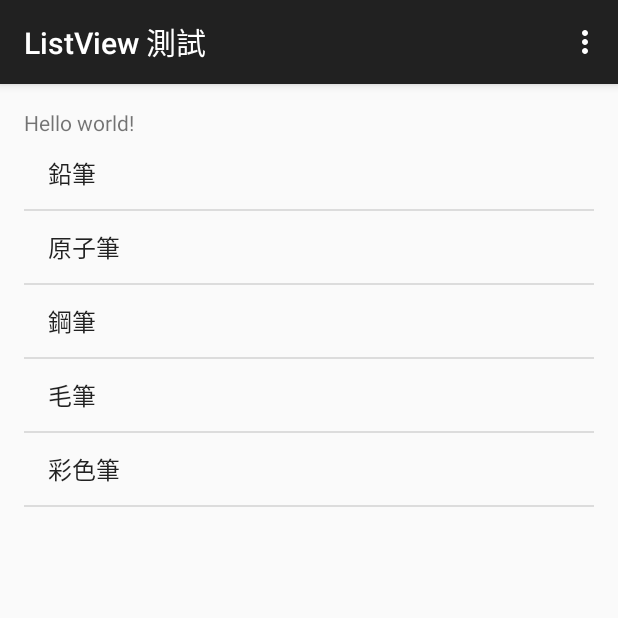
After one commit to fishingboy/Android_Test, an Android app: the ListViewActivity screen opened directly, with no data from a screen before it, on a phone screen of 412 x 824 dp, the top half of it. The commit adds this screen. Run offline under Robolectric (Android 15) with nearby library versions, the phone set to English and light mode, and no system bars; libraries missing offline, so code that uses them is left out: android.support.v7.

Commit message:
ListView 測試

```diff
--- a/app/src/main/AndroidManifest.xml
+++ b/app/src/main/AndroidManifest.xml
@@ -45,10 +45,6 @@
             android:label="@string/title_activity_image" >
         </activity>
         <activity
-            android:name=".ListActivity"
-            android:label="@string/title_activity_list" >
-        </activity>
-        <activity
             android:name=".ListViewActivity"
             android:label="@string/title_activity_list_view" >
         </activity>
--- /dev/null
+++ b/app/src/main/java/com/leo_kuo/android_test/ListViewActivity.java
@@ -0,0 +1,63 @@
+package com.leo_kuo.android_test;
+
+import android.support.v7.app.ActionBarActivity;
+import android.os.Bundle;
+import android.support.v7.internal.widget.AdapterViewCompat;
+import android.view.Menu;
+import android.view.MenuItem;
+import android.view.View;
+import android.widget.AdapterView;
+import android.widget.ArrayAdapter;
+import android.widget.ListView;
+import android.widget.Toast;
+
+
+public class ListViewActivity extends ActionBarActivity
+{
+    private ListView listView;
+    private String[] list = {"鉛筆","原子筆","鋼筆","毛筆","彩色筆"};
+    private ArrayAdapter<String> listAdapter;
+
+    @Override
+    public void onCreate(Bundle savedInstanceState)
+    {
+        super.onCreate(savedInstanceState);
+        setContentView(R.layout.activity_list_view);
+        listView = (ListView)findViewById(R.id.listView);
+        listAdapter = new ArrayAdapter(this,android.R.layout.simple_list_item_1,list);
+        listView.setAdapter(listAdapter);
+        listView.setOnItemClickListener(new AdapterView.OnItemClickListener()
+        {
+            @Override
+            public void onItemClick(AdapterView<?> parent, View view, int position, long id)
+            {
+                Toast.makeText(getApplicationContext(), "你選擇的是"+list[position], Toast.LENGTH_SHORT).show();
+            }
+        });
+    }
+
+    @Override
+    public boolean onCreateOptionsMenu(Menu menu)
+    {
+        // Inflate the menu; this adds items to the action bar if it is present.
+        getMenuInflater().inflate(R.menu.menu_list_view, menu);
+        return true;
+    }
+
+    @Override
+    public boolean onOptionsItemSelected(MenuItem item)
+    {
+        // Handle action bar item clicks here. The action bar will
+        // automatically handle clicks on the Home/Up button, so long
+        // as you specify a parent activity in AndroidManifest.xml.
+        int id = item.getItemId();
+
+        //noinspection SimplifiableIfStatement
+        if (id == R.id.action_settings)
+        {
+            return true;
+        }
+
+        return super.onOptionsItemSelected(item);
+    }
+}
--- /dev/null
+++ b/app/src/main/res/layout/activity_list_view.xml
@@ -0,0 +1,25 @@
+<LinearLayout xmlns:android="http://schemas.android.com/apk/res/android"
+                xmlns:tools="http://schemas.android.com/tools"
+                android:layout_width="match_parent"
+                android:layout_height="match_parent"
+                android:paddingLeft="@dimen/activity_horizontal_margin"
+                android:paddingRight="@dimen/activity_horizontal_margin"
+                android:paddingTop="@dimen/activity_vertical_margin"
+                android:paddingBottom="@dimen/activity_vertical_margin"
+                tools:context="com.leo_kuo.android_test.ListViewActivity"
+                android:orientation="vertical">
+
+    <TextView
+        android:text="@string/hello_world"
+        android:layout_width="wrap_content"
+        android:layout_height="wrap_content"
+        android:id="@+id/ListView"/>
+
+    <ListView
+        android:layout_width="match_parent"
+        android:layout_height="match_parent"
+        android:id="@+id/listView"
+        android:layout_gravity="center_vertical"
+        android:layout_weight="1"/>
+
+</LinearLayout>
--- /dev/null
+++ b/app/src/main/res/menu/menu_list_view.xml
@@ -0,0 +1,9 @@
+<menu xmlns:android="http://schemas.android.com/apk/res/android"
+      xmlns:app="http://schemas.android.com/apk/res-auto"
+      xmlns:tools="http://schemas.android.com/tools"
+      tools:context="com.leo_kuo.android_test.ListViewActivity">
+    <item android:id="@+id/action_settings"
+          android:title="@string/action_settings"
+          android:orderInCategory="100"
+          app:showAsAction="never"/>
+</menu>
```
Also changed, not shown: app/src/main/java/com/leo_kuo/android_test/FileActivity.java (added, +88 -0 lines), app/src/main/java/com/leo_kuo/android_test/MainView.java (+4 -4 lines), app/src/main/res/layout/activity_file.xml (added, +41 -0 lines), app/src/main/res/menu/menu_file.xml (added, +9 -0 lines).
